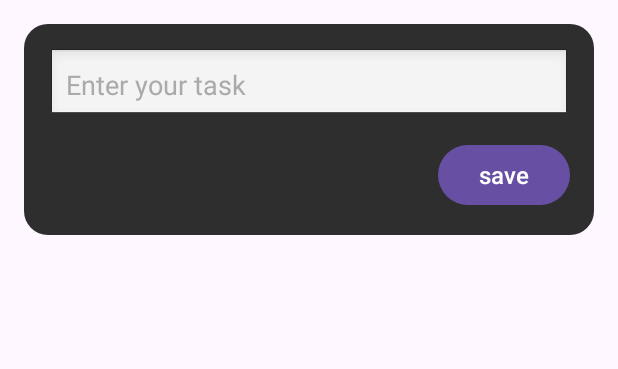
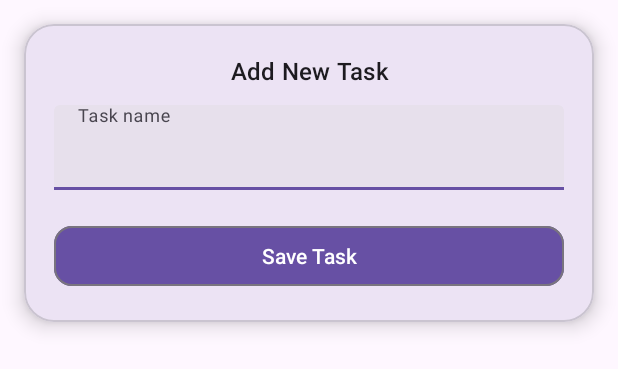
Before and after one commit to Harendra-70/To-Do-List, an Android app: the layout add_new_task_dialogbox.xml on its own in the app's theme, with its tools: preview values and no code run, on a phone screen of 412 x 824 dp. Shown: the top 369 px of the screen. Run offline under Robolectric (Android 15) with nearby library versions, the phone set to English and light mode, and no system bars.

Commit message:
Update UI layout for better design and spacing

```diff
--- a/app/build.gradle.kts
+++ b/app/build.gradle.kts
@@ -26,8 +26,8 @@ android {
         }
     }
     compileOptions {
-        sourceCompatibility = JavaVersion.VERSION_1_8
-        targetCompatibility = JavaVersion.VERSION_1_8
+        sourceCompatibility = JavaVersion.VERSION_17
+        targetCompatibility = JavaVersion.VERSION_17
     }
 }
 
--- a/app/src/main/java/com/shivamsingh/practiceto_dolist/database/ToDoDatabase.java
+++ b/app/src/main/java/com/shivamsingh/practiceto_dolist/database/ToDoDatabase.java
@@ -20,7 +20,6 @@ public abstract class ToDoDatabase extends RoomDatabase {
                             context.getApplicationContext(),
                             ToDoDatabase.class,
                             DB_NAME)
-                    .allowMainThreadQueries() // Only for learning - not recommended in production
                     .fallbackToDestructiveMigration()
                     .build();
         }
--- a/app/src/main/res/layout/add_new_task_dialogbox.xml
+++ b/app/src/main/res/layout/add_new_task_dialogbox.xml
@@ -1,35 +1,69 @@
 <?xml version="1.0" encoding="utf-8"?>
-<LinearLayout
-    xmlns:android="http://schemas.android.com/apk/res/android"
+<com.google.android.material.card.MaterialCardView xmlns:android="http://schemas.android.com/apk/res/android"
+    xmlns:app="http://schemas.android.com/apk/res-auto"
     android:layout_width="match_parent"
     android:layout_height="wrap_content"
     android:layout_margin="16dp"
+    app:cardCornerRadius="20dp"
+    app:cardElevation="8dp"
+    app:cardBackgroundColor="?attr/colorSurface"
+    app:strokeColor="?attr/colorOutlineVariant"
+    app:strokeWidth="1dp">
+
+    <LinearLayout
+        android:layout_width="match_parent"
+        android:layout_height="wrap_content"
         android:orientation="vertical"
-    android:background="@drawable/dialog_background"
-    android:padding="16dp">
+        android:padding="20dp">
 
-    <EditText
+        <!-- Title -->
+        <TextView
+            android:id="@+id/titleText"
+            android:layout_width="match_parent"
+            android:layout_height="wrap_content"
+            android:text="@string/add_new_task"
+            android:textAppearance="?attr/textAppearanceTitleMedium"
+            android:textColor="?attr/colorOnSurface"
+            android:fontFamily="sans-serif-medium"
+            android:gravity="center_horizontal"
+            android:layout_marginBottom="12dp" />
+
+        <!-- Input Field -->
+        <com.google.android.material.textfield.TextInputLayout
+            android:layout_width="match_parent"
+            android:layout_height="wrap_content"
+            android:hint="@string/task_name"
+            app:boxBackgroundMode="filled"
+            app:boxBackgroundColor="?attr/colorSurfaceVariant"
+            app:boxStrokeColor="?attr/colorPrimary"
+            app:hintTextColor="?attr/colorOnSurfaceVariant"
+          >
+
+            <com.google.android.material.textfield.TextInputEditText
                 android:id="@+id/editText"
                 android:layout_width="match_parent"
                 android:layout_height="wrap_content"
-        android:hint="Enter your task"
-        android:textColor="#000000"
-        android:textColorHint="#AAAAAA"
-        android:textSize="18sp"
-        android:padding="12dp"
-        android:background="@android:drawable/edit_text"
-        android:inputType="text"
-        android:importantForAutofill="yes"/>
+                android:inputType="textCapSentences"
+                android:textColor="?attr/colorOnSurface"
+                android:textSize="16sp" />
+        </com.google.android.material.textfield.TextInputLayout>
 
-    <Button
+        <!-- Save Button -->
+        <com.google.android.material.button.MaterialButton
             android:id="@+id/savebtn"
-        android:layout_width="wrap_content"
+            style="?attr/materialButtonOutlinedStyle"
+            android:layout_width="match_parent"
             android:layout_height="wrap_content"
-        android:layout_gravity="end"
-        android:text="save"
+            android:text="@string/save_task"
             android:textAllCaps="false"
-        android:textSize="16sp"
-        android:paddingVertical="8dp"
-        android:paddingHorizontal="16dp"
-        android:layout_marginTop="12dp"/>
+            android:fontFamily="sans-serif-medium"
+            android:layout_marginTop="20dp"
+            app:cornerRadius="12dp"
+            app:iconGravity="textStart"
+            app:iconPadding="8dp"
+            app:backgroundTint="?attr/colorPrimary"
+            android:textColor="?attr/colorOnPrimary" />
+
     </LinearLayout>
+
+</com.google.android.material.card.MaterialCardView>
--- a/app/src/main/res/values/strings.xml
+++ b/app/src/main/res/values/strings.xml
@@ -1,3 +1,7 @@
 <resources>
-    <string name="app_name">PracticeTo-DoList</string>
+    <string name="app_name">To-DoList</string>
+    <string name="add_new_task">Add New Task</string>
+    <string name="task_name">Task name</string>
+    <string name="save_task">Save Task</string>
+    <string name="FABtn_content_description">Add new task</string>
 </resources>
```
Also changed, not shown: app/src/main/res/layout/activity_main.xml (+13 -8 lines), app/src/main/res/layout/task_layout.xml (+9 -4 lines). Lines whose indentation alone changed are shown as unchanged.
